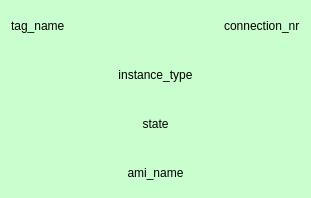
Before: the Qt Designer form gui/uis/instance.ui in ShayAgros/awsh, drawn with Qt 5.
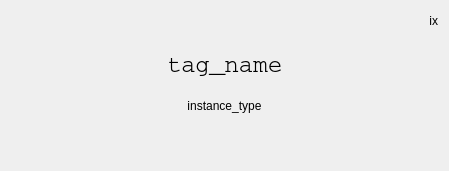
After: the same form once the commit is applied. Icons and pictures are not drawn.

Diff of the .ui file:
```diff
--- a/gui/uis/instance.ui
+++ b/gui/uis/instance.ui
@@ -6,8 +6,8 @@
    <rect>
     <x>0</x>
     <y>0</y>
-    <width>311</width>
-    <height>198</height>
+    <width>449</width>
+    <height>171</height>
    </rect>
   </property>
   <property name="sizePolicy">
@@ -16,11 +16,29 @@
     <verstretch>0</verstretch>
    </sizepolicy>
   </property>
+  <property name="maximumSize">
+   <size>
+    <width>16777215</width>
+    <height>171</height>
+   </size>
+  </property>
   <property name="windowTitle">
    <string>Frame</string>
   </property>
   <property name="styleSheet">
-   <string notr="true">background-color: rgb(201, 255, 206);</string>
+   <string notr="true">QFrame#background_frame[instance_state=&quot;running&quot;] {
+	background-color: rgb(215, 255, 212);
+	border-width: 0px ;
+	border-style: solid;
+	border-radius: 30px;
+}
+
+QFrame#background_frame[instance_state=&quot;stopped&quot;] {    
+	background-color: rgb(255, 208, 203);
+	border-width: 0px ;
+	border-style: solid;
+	border-radius: 30px;
+}</string>
   </property>
   <property name="frameShape">
    <enum>QFrame::NoFrame</enum>
@@ -35,64 +53,168 @@
       <number>20</number>
      </property>
      <item>
-      <layout class="QHBoxLayout" name="horizontalLayout">
+      <layout class="QHBoxLayout" name="top_bar" stretch="0,0">
+       <property name="spacing">
+        <number>4</number>
+       </property>
+       <property name="topMargin">
+        <number>0</number>
+       </property>
        <item>
-        <widget class="QLabel" name="tag_name">
-         <property name="text">
-          <string>tag_name</string>
+        <widget class="QLabel" name="sel_img">
+         <property name="enabled">
+          <bool>true</bool>
          </property>
-        </widget>
-       </item>
-       <item>
-        <spacer name="horizontalSpacer">
-         <property name="orientation">
-          <enum>Qt::Horizontal</enum>
+         <property name="sizePolicy">
+          <sizepolicy hsizetype="Maximum" vsizetype="Maximum">
+           <horstretch>0</horstretch>
+           <verstretch>0</verstretch>
+          </sizepolicy>
          </property>
-         <property name="sizeHint" stdset="0">
+         <property name="maximumSize">
           <size>
-           <width>40</width>
+           <width>30</width>
            <height>20</height>
           </size>
          </property>
-        </spacer>
+         <property name="styleSheet">
+          <string notr="true"/>
+         </property>
+         <property name="text">
+          <string/>
+         </property>
+         <property name="pixmap">
+          <pixmap>../../../../drawings/asterix.png</pixmap>
+         </property>
+         <property name="scaledContents">
+          <bool>true</bool>
+         </property>
+         <property name="margin">
+          <number>0</number>
+         </property>
+        </widget>
        </item>
        <item>
         <widget class="QLabel" name="connection_nr">
+         <property name="minimumSize">
+          <size>
+           <width>0</width>
+           <height>20</height>
+          </size>
+         </property>
+         <property name="styleSheet">
+          <string notr="true"/>
+         </property>
          <property name="text">
-          <string>connection_nr</string>
+          <string>ix</string>
+         </property>
+         <property name="alignment">
+          <set>Qt::AlignRight|Qt::AlignTrailing|Qt::AlignVCenter</set>
+         </property>
+         <property name="margin">
+          <number>0</number>
          </property>
         </widget>
        </item>
       </layout>
      </item>
+     <item>
+      <widget class="QLabel" name="tag_name">
+       <property name="font">
+        <font>
+         <family>Courier</family>
+         <pointsize>18</pointsize>
+        </font>
+       </property>
+       <property name="lineWidth">
+        <number>0</number>
+       </property>
+       <property name="text">
+        <string>tag_name</string>
+       </property>
+       <property name="scaledContents">
+        <bool>true</bool>
+       </property>
+       <property name="alignment">
+        <set>Qt::AlignHCenter|Qt::AlignTop</set>
+       </property>
+      </widget>
+     </item>
      <item>
       <widget class="QLabel" name="instance_type">
+       <property name="sizePolicy">
+        <sizepolicy hsizetype="Preferred" vsizetype="Preferred">
+         <horstretch>0</horstretch>
+         <verstretch>0</verstretch>
+        </sizepolicy>
+       </property>
+       <property name="lineWidth">
+        <number>0</number>
+       </property>
        <property name="text">
         <string>instance_type</string>
        </property>
        <property name="alignment">
-        <set>Qt::AlignCenter</set>
+        <set>Qt::AlignHCenter|Qt::AlignTop</set>
        </property>
       </widget>
      </item>
      <item>
-      <widget class="QLabel" name="state">
-       <property name="text">
-        <string>state</string>
+      <widget class="QFrame" name="interfaces_frame">
+       <property name="autoFillBackground">
+        <bool>false</bool>
        </property>
-       <property name="alignment">
-        <set>Qt::AlignCenter</set>
+       <property name="styleSheet">
+        <string notr="true">.QLabel {
+	border: 0px solid black;
+	border-radius: 7px;
+	background-color: rgb(11, 255, 162);
+	min-height: 10px;
+    max-width:80px;
+	padding-right: 10px;
+	padding-left: 10px;
+}
+</string>
        </property>
-      </widget>
-     </item>
-     <item>
-      <widget class="QLabel" name="ami_name">
-       <property name="text">
-        <string>ami_name</string>
+       <property name="frameShape">
+        <enum>QFrame::NoFrame</enum>
        </property>
-       <property name="alignment">
-        <set>Qt::AlignCenter</set>
+       <property name="frameShadow">
+        <enum>QFrame::Plain</enum>
        </property>
+       <property name="lineWidth">
+        <number>0</number>
+       </property>
+       <property name="midLineWidth">
+        <number>0</number>
+       </property>
+       <layout class="QHBoxLayout" name="horizontalLayout_3">
+        <property name="spacing">
+         <number>0</number>
+        </property>
+        <property name="leftMargin">
+         <number>0</number>
+        </property>
+        <property name="topMargin">
+         <number>9</number>
+        </property>
+        <property name="rightMargin">
+         <number>0</number>
+        </property>
+        <property name="bottomMargin">
+         <number>0</number>
+        </property>
+        <item>
+         <layout class="QHBoxLayout" name="interfaces_layout">
+          <property name="spacing">
+           <number>15</number>
+          </property>
+          <property name="leftMargin">
+           <number>25</number>
+          </property>
+         </layout>
+        </item>
+       </layout>
       </widget>
      </item>
     </layout>
```
Left out of the diff: 6 changed lines with no effect on the pictures.
